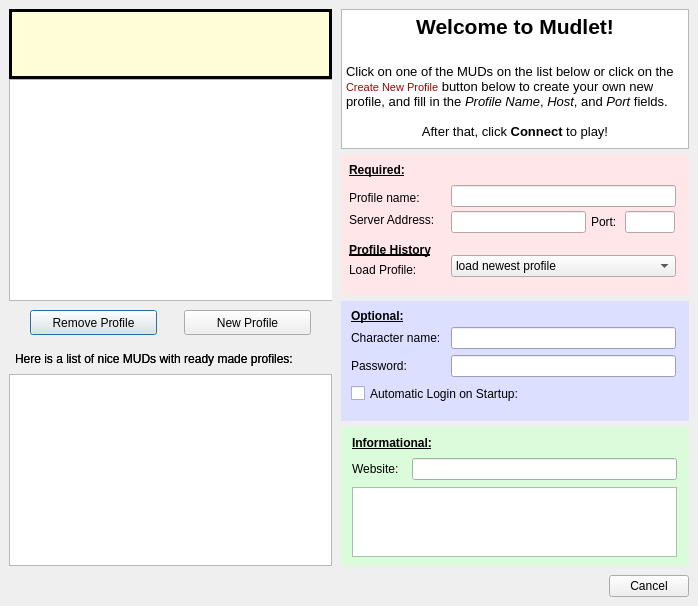
Above: mudlet/prealpha1/mudlet/src/ui/connection_profiles.ui from Mudlet/Mudlet before the change. Below: the same form after it.
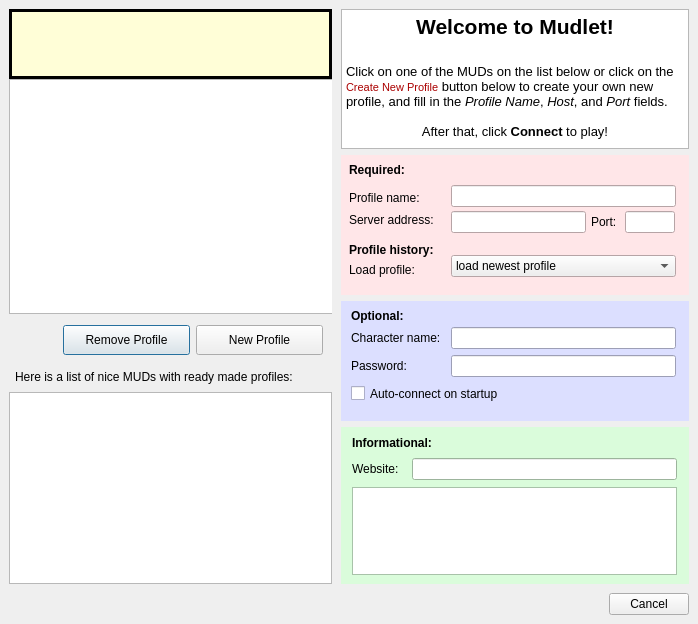
That is the form after the change. Icons and pictures are not drawn.

Commit message: UI: improved connection dialog design from vladi

Patch:
```diff
--- a/mudlet/prealpha1/mudlet/src/ui/connection_profiles.ui
+++ b/mudlet/prealpha1/mudlet/src/ui/connection_profiles.ui
@@ -6,7 +6,7 @@
     <x>0</x>
     <y>0</y>
     <width>698</width>
-    <height>605</height>
+    <height>624</height>
    </rect>
   </property>
   <property name="windowTitle" >
@@ -2073,7 +2073,7 @@
             <item>
              <widget class="QPushButton" name="remove_profile_button" >
               <property name="sizePolicy" >
-               <sizepolicy vsizetype="Fixed" hsizetype="Minimum" >
+               <sizepolicy vsizetype="Fixed" hsizetype="Fixed" >
                 <horstretch>0</horstretch>
                 <verstretch>0</verstretch>
                </sizepolicy>
@@ -2081,7 +2081,7 @@
               <property name="minimumSize" >
                <size>
                 <width>127</width>
-                <height>25</height>
+                <height>30</height>
                </size>
               </property>
               <property name="maximumSize" >
@@ -2099,25 +2099,18 @@
               </property>
              </widget>
             </item>
-            <item>
-             <spacer name="horizontalSpacer_2" >
-              <property name="orientation" >
-               <enum>Qt::Horizontal</enum>
-              </property>
-              <property name="sizeHint" stdset="0" >
-               <size>
-                <width>24</width>
-                <height>20</height>
-               </size>
-              </property>
-             </spacer>
-            </item>
             <item>
              <widget class="QPushButton" name="new_profile_button" >
+              <property name="sizePolicy" >
+               <sizepolicy vsizetype="Fixed" hsizetype="Fixed" >
+                <horstretch>0</horstretch>
+                <verstretch>0</verstretch>
+               </sizepolicy>
+              </property>
               <property name="minimumSize" >
                <size>
                 <width>127</width>
-                <height>25</height>
+                <height>30</height>
                </size>
               </property>
               <property name="maximumSize" >
@@ -2135,19 +2128,6 @@
               </property>
              </widget>
             </item>
-            <item>
-             <spacer name="horizontalSpacer_3" >
-              <property name="orientation" >
-               <enum>Qt::Horizontal</enum>
-              </property>
-              <property name="sizeHint" stdset="0" >
-               <size>
-                <width>15</width>
-                <height>20</height>
-               </size>
-              </property>
-             </spacer>
-            </item>
            </layout>
            <zorder>remove_profile_button</zorder>
            <zorder>new_profile_button</zorder>
@@ -2195,8 +2175,8 @@
              <rect>
               <x>0</x>
               <y>0</y>
-              <width>339</width>
-              <height>25</height>
+              <width>271</width>
+              <height>35</height>
              </rect>
             </property>
             <property name="sizePolicy" >
@@ -2211,25 +2191,7 @@
               <height>25</height>
              </size>
             </property>
-            <widget class="QLabel" name="label_13" >
-             <property name="geometry" >
-              <rect>
-               <x>6</x>
-               <y>4</y>
-               <width>325</width>
-               <height>22</height>
-              </rect>
-             </property>
-             <property name="sizePolicy" >
-              <sizepolicy vsizetype="Fixed" hsizetype="Fixed" >
-               <horstretch>0</horstretch>
-               <verstretch>0</verstretch>
-              </sizepolicy>
-             </property>
-             <property name="text" >
-              <string>Here is a list of nice MUDs with ready made profiles:</string>
-             </property>
-            </widget>
+            <layout class="QGridLayout" name="gridLayout" />
            </widget>
           </widget>
          </item>
@@ -2422,6 +2384,11 @@
              </disabled>
             </palette>
            </property>
+           <property name="font" >
+            <font>
+             <kerning>true</kerning>
+            </font>
+           </property>
            <property name="autoFillBackground" >
             <bool>true</bool>
            </property>
@@ -2438,11 +2405,11 @@
              <font>
               <weight>75</weight>
               <bold>true</bold>
-              <underline>true</underline>
+              <underline>false</underline>
              </font>
             </property>
             <property name="text" >
-             <string>Profile History</string>
+             <string>Profile history:</string>
             </property>
            </widget>
            <widget class="QLineEdit" name="port_entry" >
@@ -2489,7 +2456,7 @@
              </rect>
             </property>
             <property name="text" >
-             <string>Load Profile:</string>
+             <string>Load profile:</string>
             </property>
            </widget>
            <widget class="QLineEdit" name="profile_name_entry" >
@@ -2520,7 +2487,7 @@
              </font>
             </property>
             <property name="text" >
-             <string>Server Address:</string>
+             <string>Server address:</string>
             </property>
            </widget>
            <widget class="QComboBox" name="profile_history" >
@@ -2605,7 +2572,7 @@
              <font>
               <weight>75</weight>
               <bold>true</bold>
-              <underline>true</underline>
+              <underline>false</underline>
              </font>
             </property>
             <property name="text" >
@@ -2766,7 +2733,7 @@
              <font>
               <weight>75</weight>
               <bold>true</bold>
-              <underline>true</underline>
+              <underline>false</underline>
              </font>
             </property>
             <property name="text" >
@@ -2786,7 +2753,7 @@
              <enum>Qt::LeftToRight</enum>
             </property>
             <property name="text" >
-             <string>Automatic Login on Startup:</string>
+             <string>Auto-connect on startup</string>
             </property>
            </widget>
           </widget>
@@ -2867,7 +2834,7 @@
                <font>
                 <weight>75</weight>
                 <bold>true</bold>
-                <underline>true</underline>
+                <underline>false</underline>
                </font>
               </property>
               <property name="text" >
```
Left out of the diff: 27 changed lines with no effect on the pictures. The commit also changes 5 other files.
